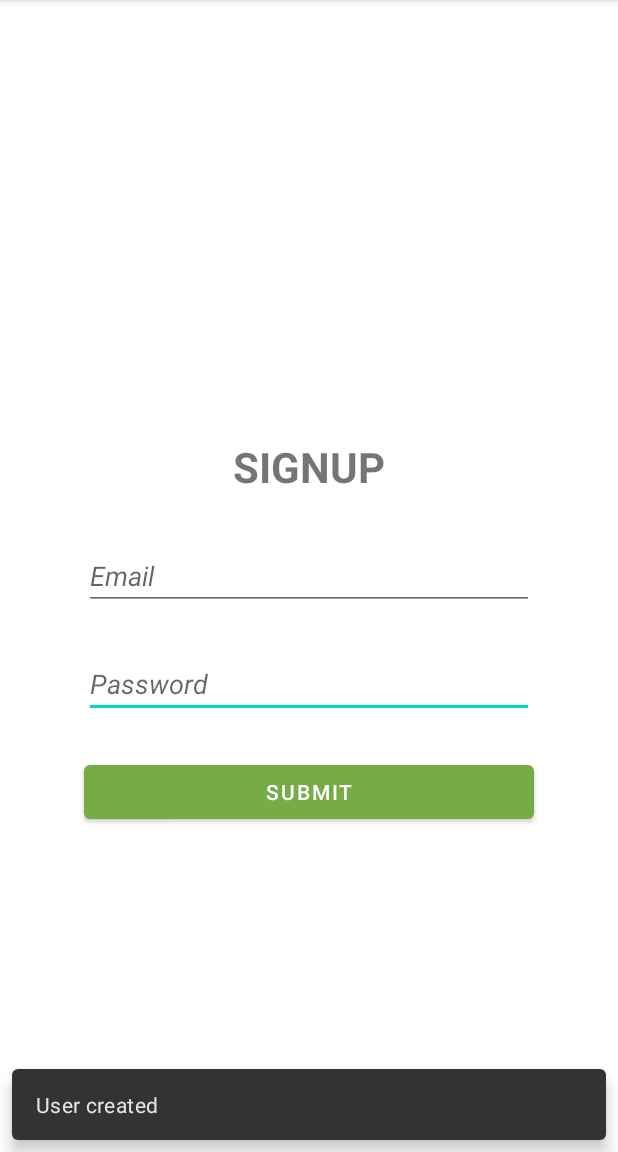
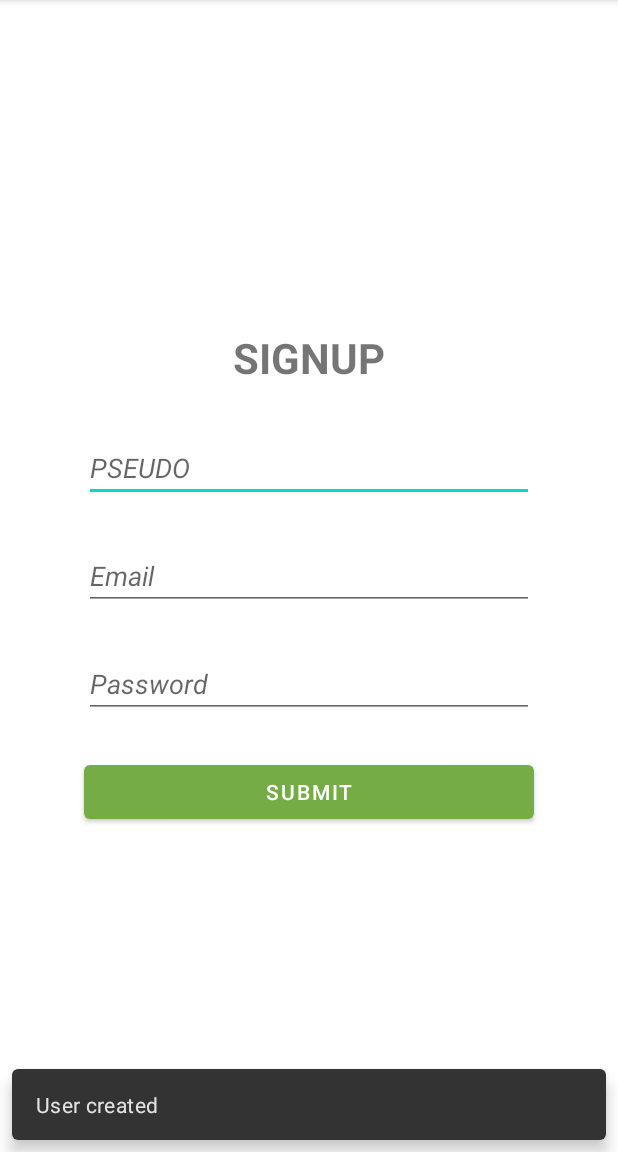
Before and after one commit to Loicpln/TikToque, an Android app: the SignUpActivity screen opened directly, with no data from a screen before it, on a phone screen of 412 x 824 dp, the part 84-1236 px from its top. Run offline under Robolectric (Android 15) with nearby library versions, the phone set to English and light mode, and no system bars; our stand-ins replace Firebase (no records; nobody signed in at launch, a user with empty details on screens opened directly).

```diff
--- a/app/src/main/java/fr/isen/tiktoque/SignUpActivity.kt
+++ b/app/src/main/java/fr/isen/tiktoque/SignUpActivity.kt
@@ -11,6 +11,7 @@ import com.google.android.material.snackbar.Snackbar
 import com.google.firebase.auth.FirebaseAuth
 import com.google.firebase.auth.FirebaseUser
 import com.google.firebase.database.FirebaseDatabase
+import com.google.firebase.database.ktx.database
 import com.google.firebase.ktx.Firebase
 import fr.isen.tiktoque.databinding.ActivitySignUpBinding
 import fr.isen.tiktoque.model.User
@@ -52,6 +53,7 @@ class SignUpActivity : AppCompatActivity() {
     }
     private fun updateUI(user: FirebaseUser?) {
         if (user != null) {
+            Firebase.database.getReference("users").child(user.uid).setValue(User(binding.username.text.toString()))
             Snackbar.make(binding.root, "User created", Snackbar.LENGTH_SHORT).show()
         }
     }
--- a/app/src/main/java/fr/isen/tiktoque/model/Comment.kt
+++ b/app/src/main/java/fr/isen/tiktoque/model/Comment.kt
@@ -1,6 +1,6 @@
 package fr.isen.tiktoque.model
 
 data class Comment(
-    var name: String? = "",
-    var content: String? = ""
+    var uid: String = "",
+    var content: String = ""
 )
--- a/app/src/main/res/layout/activity_sign_up.xml
+++ b/app/src/main/res/layout/activity_sign_up.xml
@@ -17,7 +17,32 @@
         app:layout_constraintEnd_toEndOf="parent"
         app:layout_constraintStart_toStartOf="parent"
         app:layout_constraintTop_toTopOf="parent"
+        app:layout_constraintVertical_bias="0.3" />
+
+    <com.google.android.material.textfield.TextInputEditText
+        android:id="@+id/username"
+        android:layout_width="300dp"
+        android:layout_height="wrap_content"
+        android:hint="PSEUDO"
+        android:textStyle="italic"
+        app:layout_constraintBottom_toBottomOf="parent"
+        app:layout_constraintEnd_toEndOf="parent"
+        app:layout_constraintStart_toStartOf="parent"
+        app:layout_constraintTop_toTopOf="parent"
         app:layout_constraintVertical_bias="0.4" />
+
+
+    <com.google.android.material.textfield.TextInputEditText
+        android:id="@+id/email"
+        android:layout_width="300dp"
+        android:layout_height="wrap_content"
+        android:hint="@string/email"
+        android:textStyle="italic"
+        app:layout_constraintBottom_toBottomOf="parent"
+        app:layout_constraintEnd_toEndOf="parent"
+        app:layout_constraintStart_toStartOf="parent"
+        app:layout_constraintTop_toTopOf="parent"
+        app:layout_constraintVertical_bias="0.5" />
 
     <com.google.android.material.textfield.TextInputEditText
         android:id="@+id/password"
@@ -31,17 +56,7 @@
         app:layout_constraintTop_toTopOf="parent"
         app:layout_constraintVertical_bias="0.6" />
 
-    <com.google.android.material.textfield.TextInputEditText
-        android:id="@+id/email"
-        android:layout_width="300dp"
-        android:layout_height="wrap_content"
-        android:hint="@string/email"
-        android:textStyle="italic"
-        app:layout_constraintBottom_toBottomOf="parent"
-        app:layout_constraintEnd_toEndOf="parent"
-        app:layout_constraintStart_toStartOf="parent"
-        app:layout_constraintTop_toTopOf="parent"
-        app:layout_constraintVertical_bias="0.5" />
+
 
 
     <Button
```
Also changed, not shown: app/src/main/java/fr/isen/tiktoque/CommentAdapter.kt (+6 -1 lines), app/src/main/java/fr/isen/tiktoque/FeedActivity.kt (+4 -3 lines), app/src/main/java/fr/isen/tiktoque/PostAdapter.kt (+7 -0 lines), app/src/main/java/fr/isen/tiktoque/model/User.kt (+2 -8 lines), app/src/main/res/layout/layout_feed.xml (+14 -3 lines).
